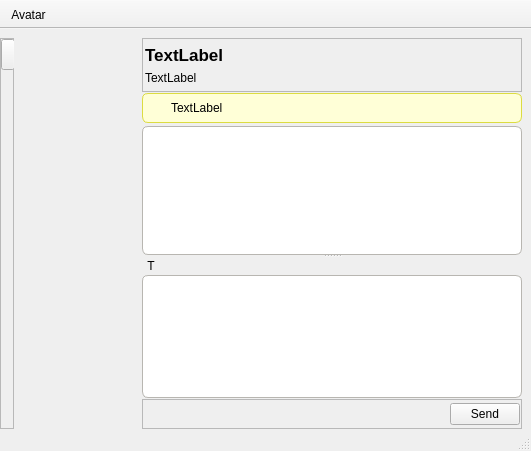
RetroShare/RetroShare, file retroshare-gui/src/gui/chat/PopupChatDialog.ui: the form before one commit.
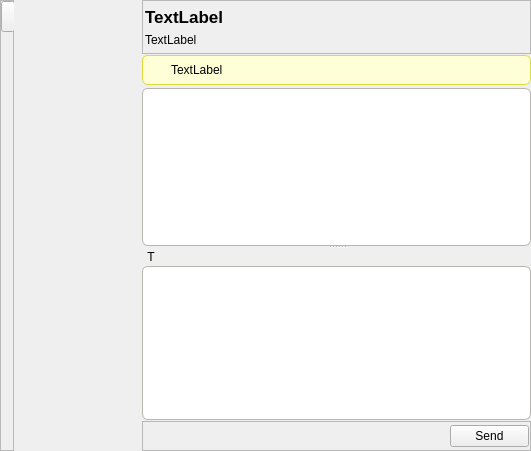
The form after the commit. Icons and pictures are not drawn.

Commit message: Added tabbed PopupChatWindow. You can switch to tabbed chat window in the settings (NotifyPage).

```diff
--- a/retroshare-gui/src/gui/chat/PopupChatDialog.ui
+++ b/retroshare-gui/src/gui/chat/PopupChatDialog.ui
@@ -1,7 +1,7 @@
 <?xml version="1.0" encoding="UTF-8"?>
 <ui version="4.0">
  <class>PopupChatDialog</class>
- <widget class="QMainWindow" name="PopupChatDialog">
+ <widget class="QWidget" name="PopupChatDialog">
   <property name="windowModality">
    <enum>Qt::NonModal</enum>
   </property>
@@ -19,10 +19,11 @@
   <property name="styleSheet">
    <string notr="true"/>
   </property>
-  <widget class="QWidget" name="chatcentralwidget">
-   <property name="styleSheet">
-    <string notr="true"/>
+  <layout class="QVBoxLayout" name="verticalLayout_3">
+   <property name="margin">
+    <number>0</number>
    </property>
+   <item>
    <layout class="QGridLayout" name="gridLayout_2">
     <property name="leftMargin">
      <number>0</number>
@@ -822,38 +823,8 @@
      </widget>
     </item>
    </layout>
-  </widget>
-  <widget class="QStatusBar" name="chatstatusbar"/>
-  <widget class="QToolBar" name="chattoolBar">
-   <property name="maximumSize">
-    <size>
-     <width>16777215</width>
-     <height>32</height>
-    </size>
-   </property>
-   <property name="movable">
-    <bool>false</bool>
-   </property>
-   <property name="allowedAreas">
-    <set>Qt::LeftToolBarArea|Qt::TopToolBarArea</set>
-   </property>
-   <property name="iconSize">
-    <size>
-     <width>24</width>
-     <height>24</height>
-    </size>
-   </property>
-   <property name="floatable">
-    <bool>false</bool>
-   </property>
-   <attribute name="toolBarArea">
-    <enum>TopToolBarArea</enum>
-   </attribute>
-   <attribute name="toolBarBreak">
-    <bool>false</bool>
-   </attribute>
-   <addaction name="actionAvatar"/>
-  </widget>
+   </item>
+  </layout>
   <action name="actionBold">
    <property name="text">
     <string>Bold</string>
@@ -874,18 +845,6 @@
     <string>Strike</string>
    </property>
   </action>
-  <action name="actionAvatar">
-   <property name="icon">
-    <iconset resource="../images.qrc">
-     <normaloff>:/images/no_avatar_70.png</normaloff>:/images/no_avatar_70.png</iconset>
-   </property>
-   <property name="text">
-    <string>Avatar</string>
-   </property>
-   <property name="toolTip">
-    <string>Set your Avatar Picture</string>
-   </property>
-  </action>
   <action name="actionClear_Chat">
    <property name="icon">
     <iconset resource="../images.qrc">
```
Left out of the diff: 14 changed lines with no effect on the pictures. Lines whose indentation alone changed are shown as unchanged. The commit also changes 13 other files.
